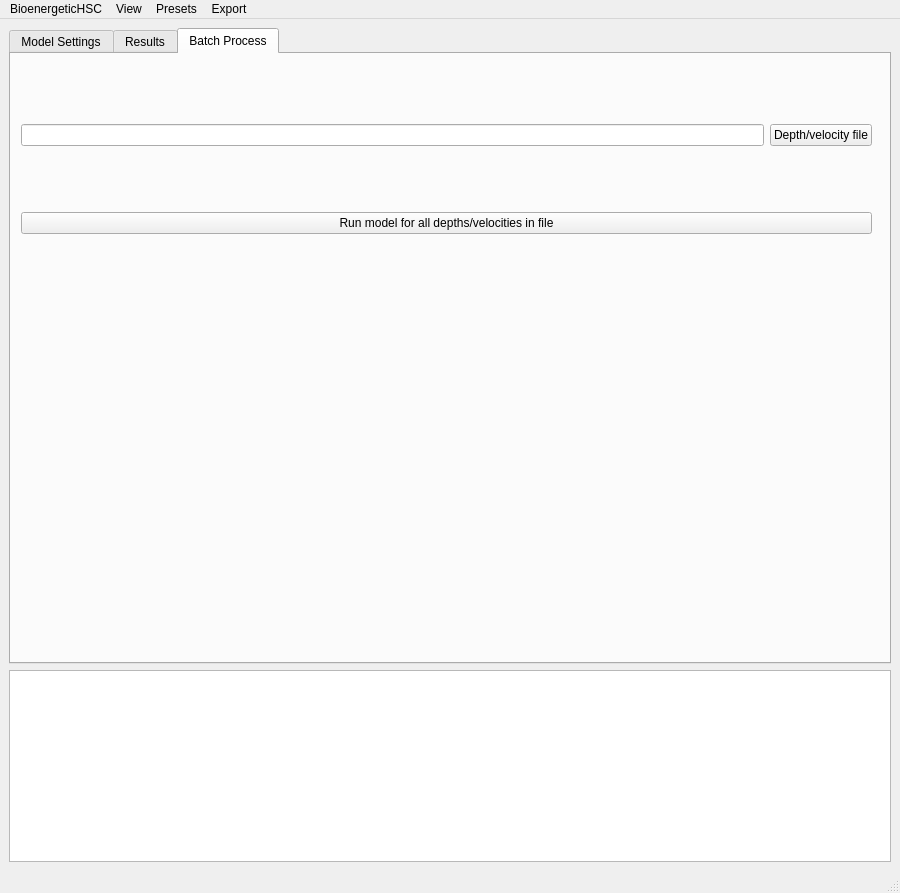
First picture: the form in MainUI.ui, repository JasonNeuswanger/BioenergeticHSC, before the edit.
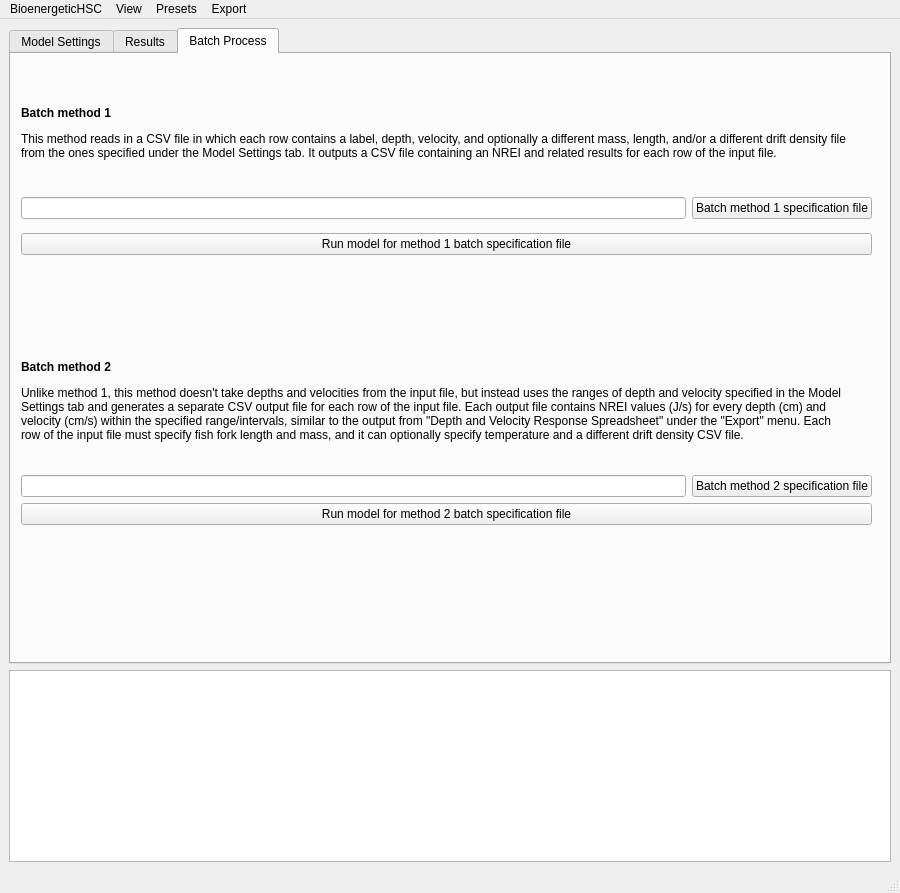
Second picture: the form after the edit. The open tabs and pages were chosen to show the change.

Commit message: Significantly upgraded batch processing capabilities with more variables and the possibility to generate entire grids of NREI output.

Diff of the .ui file:
```diff
--- a/MainUI.ui
+++ b/MainUI.ui
@@ -44,7 +44,7 @@
          <attribute name="title">
           <string>Model Settings</string>
          </attribute>
-         <widget class="QWidget" name="">
+         <widget class="QWidget" name="layoutWidget">
           <property name="geometry">
            <rect>
             <x>10</x>
@@ -1171,16 +1171,85 @@
          <attribute name="title">
           <string>Batch Process</string>
          </attribute>
-         <widget class="QWidget" name="layoutWidget">
+         <widget class="QWidget" name="layoutWidget_2">
           <property name="geometry">
            <rect>
             <x>10</x>
-            <y>10</y>
+            <y>280</y>
             <width>851</width>
-            <height>231</height>
+            <height>191</height>
+           </rect>
+          </property>
+          <layout class="QVBoxLayout" name="verticalLayout_4">
+           <item>
+            <widget class="QLabel" name="label_28">
+             <property name="maximumSize">
+              <size>
+               <width>831</width>
+               <height>185</height>
+              </size>
+             </property>
+             <property name="text">
+              <string>&lt;html&gt;&lt;head/&gt;&lt;body&gt;&lt;p&gt;&lt;span style=&quot; font-weight:600;&quot;&gt;Batch method 2&lt;/span&gt;&lt;/p&gt;&lt;p&gt;Unlike method 1, this method doesn't take depths and velocities from the input file, but instead uses the ranges of depth and velocity specified in the Model Settings tab and generates a separate CSV output file for each row of the input file. Each output file contains NREI values (J/s) for every depth  (cm) and velocity (cm/s) within the specified range/intervals, similar to the output from &amp;quot;Depth and Velocity Response Spreadsheet&amp;quot; under the &amp;quot;Export&amp;quot; menu. Each row of the input file must specify fish fork length and mass, and it can optionally specify temperature and a different drift density CSV file.&lt;/p&gt;&lt;/body&gt;&lt;/html&gt;</string>
+             </property>
+             <property name="wordWrap">
+              <bool>true</bool>
+             </property>
+            </widget>
+           </item>
+           <item>
+            <layout class="QHBoxLayout" name="horizontalLayout_14">
+             <item>
+              <widget class="QLineEdit" name="leBatchMethod2File">
+               <property name="readOnly">
+                <bool>true</bool>
+               </property>
+              </widget>
+             </item>
+             <item>
+              <widget class="QPushButton" name="btnBatchMethod2File">
+               <property name="text">
+                <string>Batch method 2 specification file</string>
+               </property>
+              </widget>
+             </item>
+            </layout>
+           </item>
+           <item>
+            <widget class="QPushButton" name="btnRunModelOnBatchMethod2">
+             <property name="text">
+              <string>Run model for method 2 batch specification file</string>
+             </property>
+            </widget>
+           </item>
+          </layout>
+         </widget>
+         <widget class="QWidget" name="">
+          <property name="geometry">
+           <rect>
+            <x>10</x>
+            <y>21</y>
+            <width>851</width>
+            <height>191</height>
            </rect>
           </property>
           <layout class="QVBoxLayout" name="verticalLayout_2">
+           <item>
+            <widget class="QLabel" name="label_27">
+             <property name="maximumSize">
+              <size>
+               <width>831</width>
+               <height>100</height>
+              </size>
+             </property>
+             <property name="text">
+              <string>&lt;html&gt;&lt;head/&gt;&lt;body&gt;&lt;p&gt;&lt;span style=&quot; font-weight:600;&quot;&gt;Batch method 1&lt;/span&gt;&lt;/p&gt;&lt;p&gt;This method reads in a CSV file in which each row contains a label, depth, velocity, and optionally a different mass, length, and/or a different drift density file from the ones specified under the Model Settings tab. It outputs a CSV file containing an NREI and related results for each row of the input file.&lt;/p&gt;&lt;/body&gt;&lt;/html&gt;</string>
+             </property>
+             <property name="wordWrap">
+              <bool>true</bool>
+             </property>
+            </widget>
+           </item>
            <item>
             <layout class="QHBoxLayout" name="horizontalLayout_7">
              <item>
@@ -1193,7 +1262,7 @@
              <item>
               <widget class="QPushButton" name="btnDepthVelocityFile">
                <property name="text">
-                <string>Depth/velocity file</string>
+                <string>Batch method 1 specification file</string>
                </property>
               </widget>
              </item>
@@ -1202,7 +1271,7 @@
            <item>
             <widget class="QPushButton" name="btnRunModelOnBatch">
              <property name="text">
-              <string>Run model for all depths/velocities in file</string>
+              <string>Run model for method 1 batch specification file</string>
              </property>
             </widget>
            </item>
```
Left out of the diff: 12 changed lines with no effect on the pictures. The commit also changes 14 other files.
